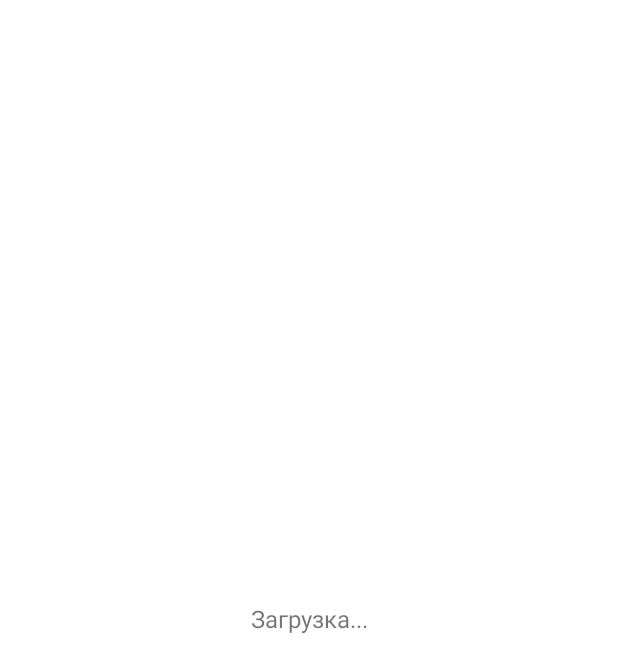
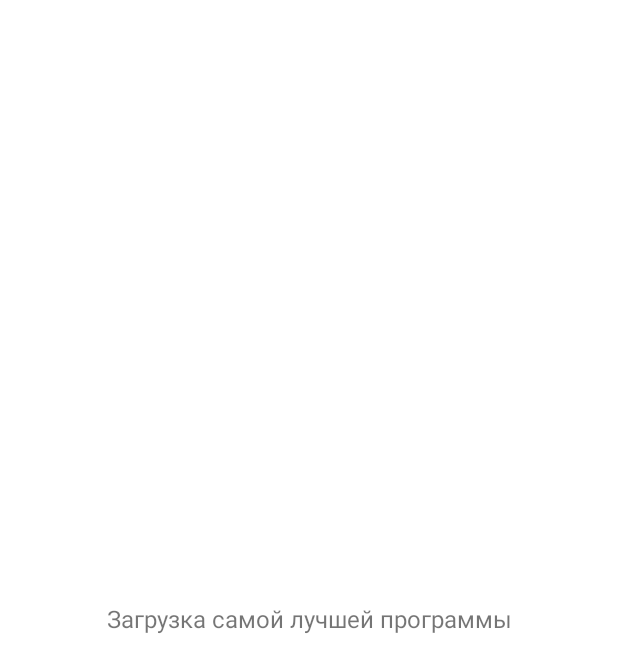
Before and after one commit to TimurBTPISHKA/Dialog, an Android app: the MainActivityhg screen opened directly, with no data from a screen before it, on a phone screen of 412 x 824 dp. Before the commit the part shown is almost empty. Shown: the top 672 px of the screen. Run offline under Robolectric (Android 15) with nearby library versions, the light colour scheme and no system bars.

Commit message:
Диалоговое окно 2

```diff
--- a/app/src/main/res/layout/activity_main2.xml
+++ b/app/src/main/res/layout/activity_main2.xml
@@ -10,7 +10,7 @@
         android:id="@+id/textView"
         android:layout_width="wrap_content"
         android:layout_height="wrap_content"
-        android:text="Загрузка..."
+        android:text="Загрузка самой лучшей программы"
         android:textSize="16sp"
         app:layout_constraintBottom_toBottomOf="parent"
         app:layout_constraintEnd_toEndOf="parent"
```
